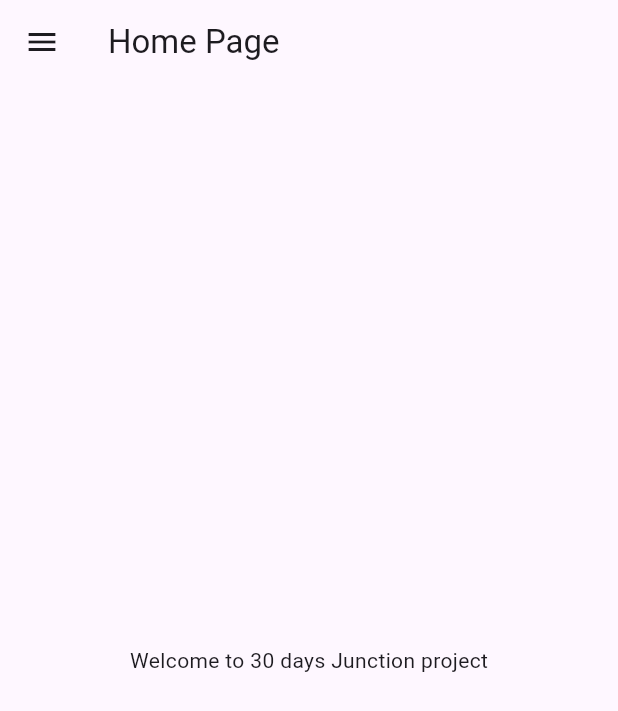
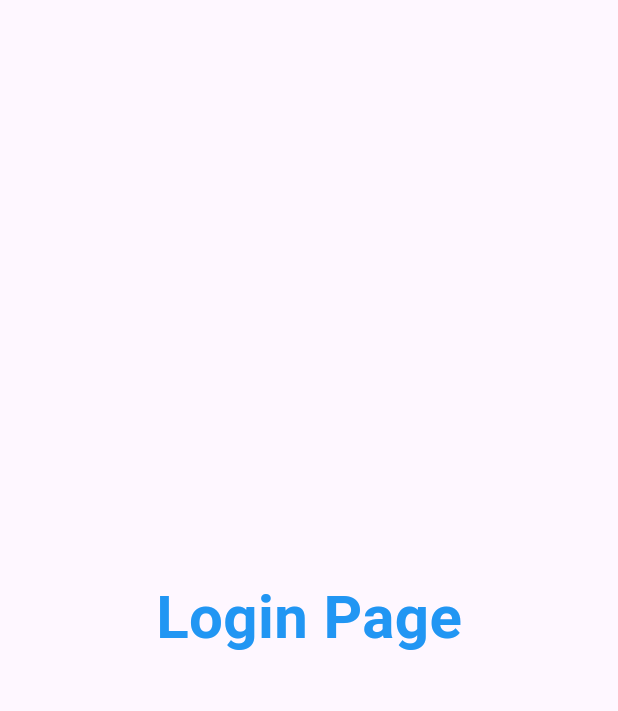
Before and after one commit to JayGupta930/Flutter, a Flutter app: the screen it shows after launch, on a phone screen of 412 x 824 dp. Shown: the top 711 px of the screen. Run offline on Flutter 3.47's test engine with Material 3 defaults, Android fonts, the phone set to English and light mode, and no system bars.

Commit message:
Day 3 Completed

```diff
--- a/lib/home_page.dart
+++ /dev/null
@@ -1,21 +0,0 @@
-import 'package:flutter/material.dart';
-
-class HomePage extends StatelessWidget {
-  @override
-  Widget build(BuildContext context) {
-    final int days = 30;
-    final String name = "Junction";
-
-    return MaterialApp(
-      home: Scaffold(
-        appBar: AppBar(
-          title: Text("Home Page"),  // Added title to the AppBar
-        ),
-        body: Center(
-          child: Text("Welcome to $days days $name project"),
-        ),
-        drawer: Drawer(),  // Placed the drawer inside Scaffold
-      ),
-    );
-  }
-}
--- a/lib/main.dart
+++ b/lib/main.dart
@@ -1,8 +1,9 @@
 import 'package:flutter/material.dart';
-import 'package:flutter_1st_project/home_page.dart';
+import 'package:flutter_1st_project/pages/home_page.dart';
+import 'package:flutter_1st_project/pages/login_page.dart';
 
 void main() {
-  runApp(MyApp());
+  runApp(const MyApp());
 }
 
 class MyApp extends StatelessWidget {
@@ -10,6 +11,18 @@
 
   @override
   Widget build(BuildContext context) {
-    return HomePage();
+    return MaterialApp(
+      themeMode: ThemeMode.light, // Specifies light mode
+      theme: ThemeData(primarySwatch: Colors.brown),
+      darkTheme: ThemeData(
+        // Dark theme
+        brightness: Brightness.dark,
+      ),
+      initialRoute: "/", // Specifies the initial route
+      routes: {
+        "/": (context) => const LoginPage(),
+        "Login": (context) => const HomePage(),
+      },
+    );
   }
 }
--- /dev/null
+++ b/lib/pages/login_page.dart
@@ -0,0 +1,21 @@
+import 'package:flutter/material.dart';
+
+class LoginPage extends StatelessWidget {
+  const LoginPage({super.key});
+
+  @override
+  Widget build(BuildContext context) {
+    return const Material(
+      child: Center(
+        child: Text(
+          "Login Page",
+          style: TextStyle(
+            fontSize: 40,
+            color: Colors.blue,
+            fontWeight: FontWeight.bold,
+          ),
+        ),
+      ),
+    );
+  }
+}
```
Also changed, not shown: lib/pages/home_page.dart (added, +28 -0 lines).
